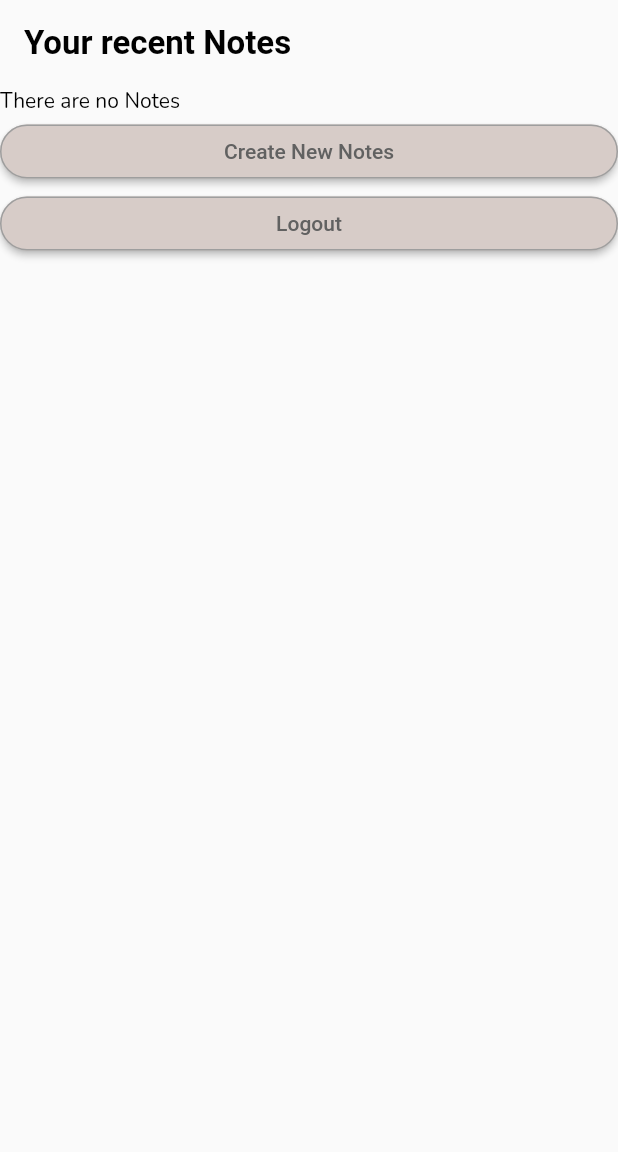
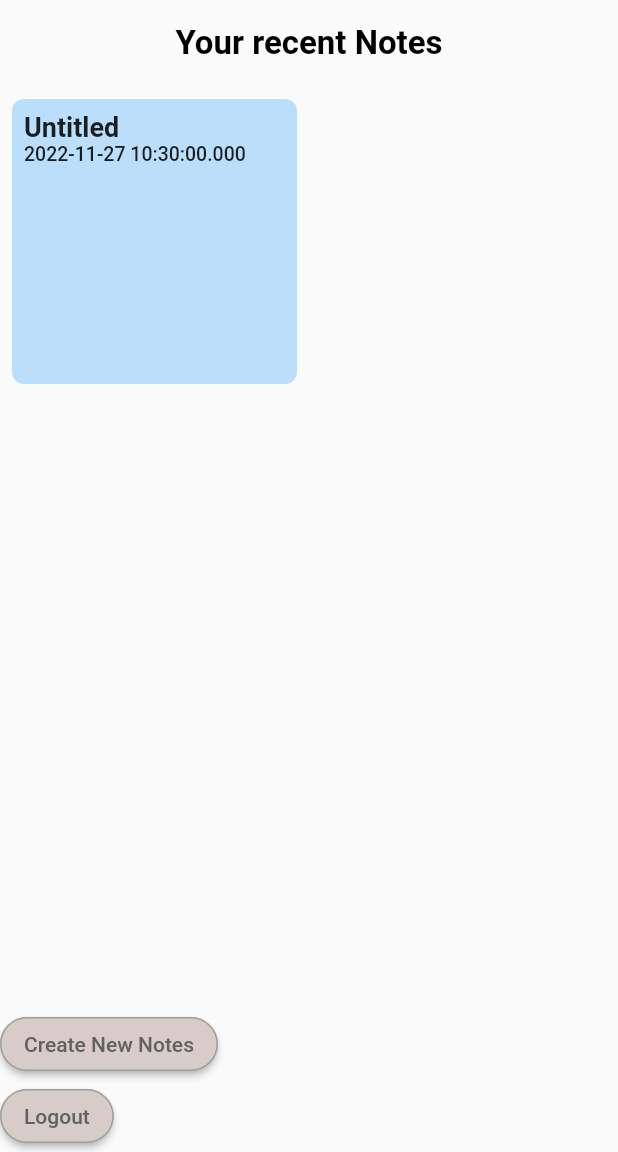
Before and after one commit to AnnaSoHock/SLP-Studio-Notes-Andriod-Dev-Note-App, a Flutter app: the HomeScreen screen opened directly, after a tap on "Create New Notes", on a phone screen of 412 x 824 dp, the part 84-1236 px from its top. Run offline on Flutter 3.47's test engine with Material 2 defaults, Android fonts, the phone set to English and light mode, and no system bars; our stand-ins replace cloud_firestore, firebase_auth, firebase_core, firebase_database, google_fonts; accounts and stored records are empty.

Commit message:
Notes update to UI now

```diff
--- a/lib/home_screen.dart
+++ b/lib/home_screen.dart
@@ -3,6 +3,7 @@ import 'package:flutter/material.dart';
 import 'package:firebase_database/firebase_database.dart';
 import 'package:firebase_auth/firebase_auth.dart';
 import 'package:google_fonts/google_fonts.dart';
+import 'package:cloud_firestore/cloud_firestore.dart';
 import 'note_card.dart';
 import 'dart:async';
 import 'main.dart';
@@ -14,22 +15,55 @@ class HomeScreen extends StatefulWidget {
   State<HomeScreen> createState() => _HomeScreenState();
 }
 
+Future<Object?> getCurrUser() async{
+  final currUser = FirebaseAuth.instance.currentUser?.uid;
+  return currUser;
+}
+
 //Get current users note book data
 Future<Object?> getNoteBookData() async {
+    // final currUser = FirebaseAuth.instance.currentUser?.uid;
+  // final ref = FirebaseDatabase.instance.ref();
+  // final snapshot = await ref.child('users/$currUser/notes').get();
+  //
+  // if (snapshot.exists) {
+  //   print("Current user's note book data");
+  //   print(snapshot.value);
+  //   return snapshot;
+  //
+  // } else {
+  //   print('No data available.');
+  // }
+  // final s = FirebaseFirestore.instance.collection('users/$currUser/notes');
+  // return s;
+  //print(s);
+
+}
+
+void createNotes(){
+  String datetime = DateTime.now().toString();
+  var notesProfile = {
+    'note_title' : "Untitled",
+    'creation_date' : datetime,
+    'note_content' : " ",
+    'color_id' :6,
+  };
+
   final currUser = FirebaseAuth.instance.currentUser?.uid;
-  final ref = FirebaseDatabase.instance.ref();
-  final snapshot = await ref.child('users/$currUser/notebook').get();
+  //Create user profile in firestore database
+  CollectionReference userNotes = FirebaseFirestore.instance.collection('users_notes');
+  userNotes.doc(currUser)
+      .set(notesProfile)
+      .then((value) => print("User notes added in fire store data base"))
+      .catchError((error) => print("Failed to add user notes: $error"));
 
-  if (snapshot.exists) {
-    print("Current user's data");
-    print(snapshot.value);
-
-    return currUser;
-  } else {
-    print('No data available.');
-  }
 }
 class _HomeScreenState extends State<HomeScreen> {  //home screen actions
+  // TextEditingController noteTitleController = TextEditingController();
+  // TextEditingController creationDateController = TextEditingController();
+  // TextEditingController noteContentController = TextEditingController();
+
+  final currUser = FirebaseAuth.instance.currentUser?.uid;
   @override
   Widget build(BuildContext context) {  //entire UI
     return Scaffold(//default UI
@@ -40,42 +74,20 @@ class _HomeScreenState extends State<HomeScreen> {  //home screen actions
         centerTitle: true,
         //backgroundColor: AppStyle.mainColor,
       ),
-      body: Center(
-        child: ListView(  //ListView child of Center
-          children: <Widget>[
-            Column(
+      body: Column(
         mainAxisAlignment: MainAxisAlignment.start,
         crossAxisAlignment: CrossAxisAlignment.start,
         children: [
-                Padding(
+          Center(
+            child: Padding(
               padding: const EdgeInsets.all(16.0),
               child: Text("Your recent Notes", style: GoogleFonts.roboto(color:Colors.black,fontWeight: FontWeight.bold, fontSize: 22,),),
             ),
-
-
-
-              ],
           ),
-
-            // StreamBuilder<QuerySnapshot>(
-            //   stream: FirebaseFirestore.instance.collection("Notes").snapshots(),
-            //   builder: (context, AsyncSnapshot snapshot){
-            //     if(snapshot.connectionState == ConnectionState.waiting){
-            //       return Center(
-            //         child: CircularProgressIndicator(),
-            //       );
-            //     }
-            //     if(snapshot.hasData)
-            //     {
-            //       return GridView(gridDelegate: SliverGridDelegateWithFixedCrossAxisCount(crossAxisCount: 2));
-            //     }
-            //     return Text("There are no Notes", style: GoogleFonts.nunito(color: Colors.black ),);
-            //   },
-            //
-            // ),
-            FutureBuilder(
-                future: getNoteBookData(),
-                builder: (context, AsyncSnapshot snapshot) {
+          Expanded(
+            child: StreamBuilder<QuerySnapshot>(
+              stream:  FirebaseFirestore.instance.collection('users_notes').snapshots(),
+              builder: (context, AsyncSnapshot<QuerySnapshot> snapshot){
                 if(snapshot.connectionState == ConnectionState.waiting){
                   return Center(
                     child: CircularProgressIndicator(),
@@ -83,19 +95,53 @@ class _HomeScreenState extends State<HomeScreen> {  //home screen actions
                 }
                 if(snapshot.hasData)
                 {
-                      final notesData = snapshot.data as String;
-                      print("Sucessfully obtained user data");
-                      return Text("$notesData", style: GoogleFonts.nunito(color: Colors.black ),);
+                  print("Succesfully got notes data");
+                  print(snapshot.data!.docs.toList());
+                  return GridView(
+                    gridDelegate: SliverGridDelegateWithFixedCrossAxisCount(crossAxisCount: 2),
+                    children: snapshot.data!.docs.map((note)=> noteCard(() => {}, note))
+                        .toList(),
+
+                  );
+                  return Text("Notes", style: GoogleFonts.nunito(color: Colors.black ),);
                 }
                 return Text("There are no Notes", style: GoogleFonts.nunito(color: Colors.black ),);
               },
+
             ),
+          ),
+
+
+
+          //
+          // FutureBuilder(
+          //     future: getNoteBookData(),
+          //     builder: (context, AsyncSnapshot snapshot) {
+          //         if(snapshot.connectionState == ConnectionState.waiting){
+          //           return Center(
+          //             child: CircularProgressIndicator(),
+          //           );
+          //         }
+          //         if(snapshot.hasData)
+          //         {
+          //           //final notesData = snapshot.data as String;
+          //           print("Sucessfully obtained user data");
+          //           return Text("SSS", style: GoogleFonts.nunito(color: Colors.black ),);
+          //           // return GridView(gridDelegate: SliverGridDelegateWithFixedCrossAxisCount(
+          //           //     crossAxisCount: 2),
+          //           //   children: [
+          //           //
+          //           //   ],
+          //           // );
+          //         }
+          //         return Text("There are no Notes", style: GoogleFonts.nunito(color: Colors.black ),);
+          //     },
+          // ),
 
           ElevatedButton(
             child: Text("Create New Notes"),
             onPressed: () {
-
-
+              createNotes();
             },
           ),
 
@@ -134,8 +180,10 @@ class _HomeScreenState extends State<HomeScreen> {  //home screen actions
               });
             },
           )
+
+
+
         ],
-        ),
       ),
     );
   }
--- a/lib/sign_up_screen.dart
+++ b/lib/sign_up_screen.dart
@@ -1,3 +1,4 @@
+import 'package:cloud_firestore/cloud_firestore.dart';
 import 'package:firebase_auth/firebase_auth.dart';
 import 'package:firebase_database/firebase_database.dart';
 import 'package:flutter/material.dart';
@@ -89,6 +90,15 @@ class _SignUpScreenState extends State<SignUpScreen> {  //home screen actions
                                 'username' : usernameController.text,
                               };
 
+                              String datetime = DateTime.now().toString();
+                              var notesProfile = {
+                                'note_title' : "Untitled",
+                                'creation_date' : datetime,
+                                'note_content' : " ",
+                                'color_id' :6,
+                              };
+
+                              //Create user profile in real-time db
                               FirebaseDatabase.instance.ref().child("users/" + authResult.user!.uid)
                               .set(userProfile)
                               .then((value) {
@@ -96,6 +106,16 @@ class _SignUpScreenState extends State<SignUpScreen> {  //home screen actions
                               }).catchError((onError){
                                 print("Failed to create the profile info : " + onError.toString());
                               });
+
+                              //Create notes profile in real-time db
+                              FirebaseDatabase.instance.ref().child("users/" + authResult.user!.uid + "/notes")
+                                  .set(notesProfile)
+                                  .then((value) {
+                                print("Successfully created the notes profile info");
+                              }).catchError((onError){
+                                print("Failed to create the notes profile info : " + onError.toString());
+                              });
+
 
                           //Push info to next screen to allow user to sign up
                           Navigator.push(context,
```
Lines whose indentation alone changed are shown as unchanged.
